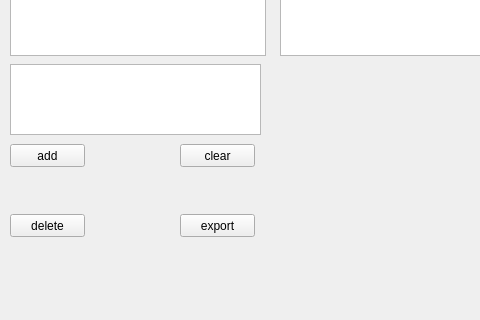
This is main_window.ui in PrincePepper/DVFU_practice_work_genome_sequencing as Qt 5 draws it before an edit; both pictures show x 0 to 480 and y 165 to 485 of the 602 by 485 pixel window. The edited form follows.
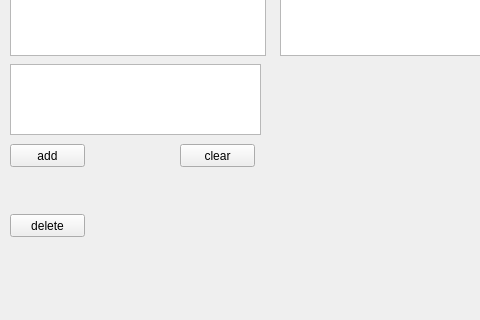
This is the edited form.

Commit message: Upd: algorithm for working with files

Patch:
```diff
--- a/main_window.ui
+++ b/main_window.ui
@@ -70,19 +70,6 @@
      <string>delete</string>
     </property>
    </widget>
-   <widget class="QPushButton" name="exportToFilesButton">
-    <property name="geometry">
-     <rect>
-      <x>180</x>
-      <y>360</y>
-      <width>75</width>
-      <height>23</height>
-     </rect>
-    </property>
-    <property name="text">
-     <string>export</string>
-    </property>
-   </widget>
    <widget class="QPushButton" name="clearUselessTilesButton">
     <property name="geometry">
      <rect>
```
The commit also changes 2 other files.
